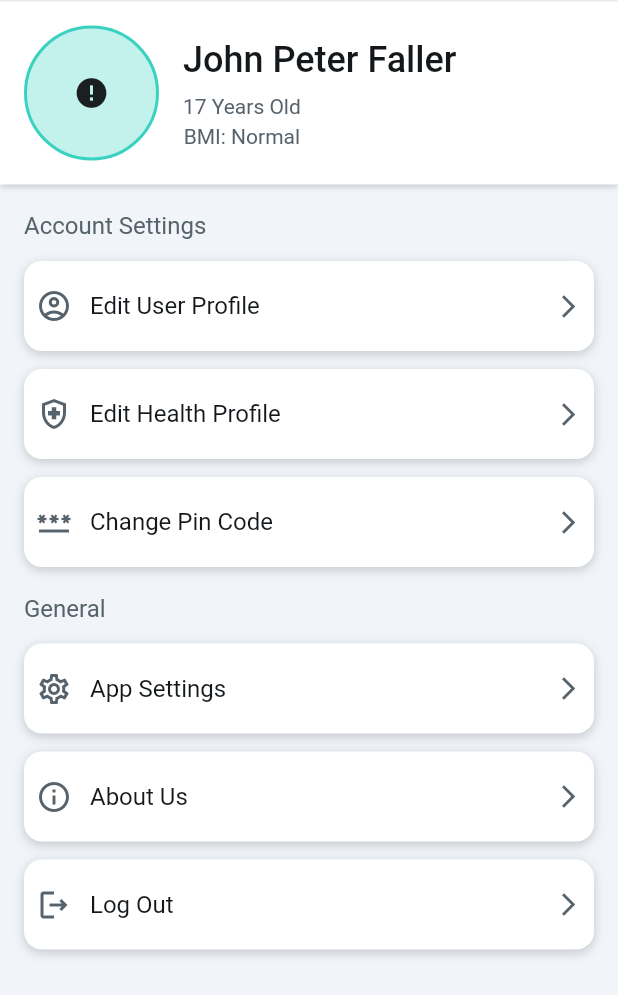
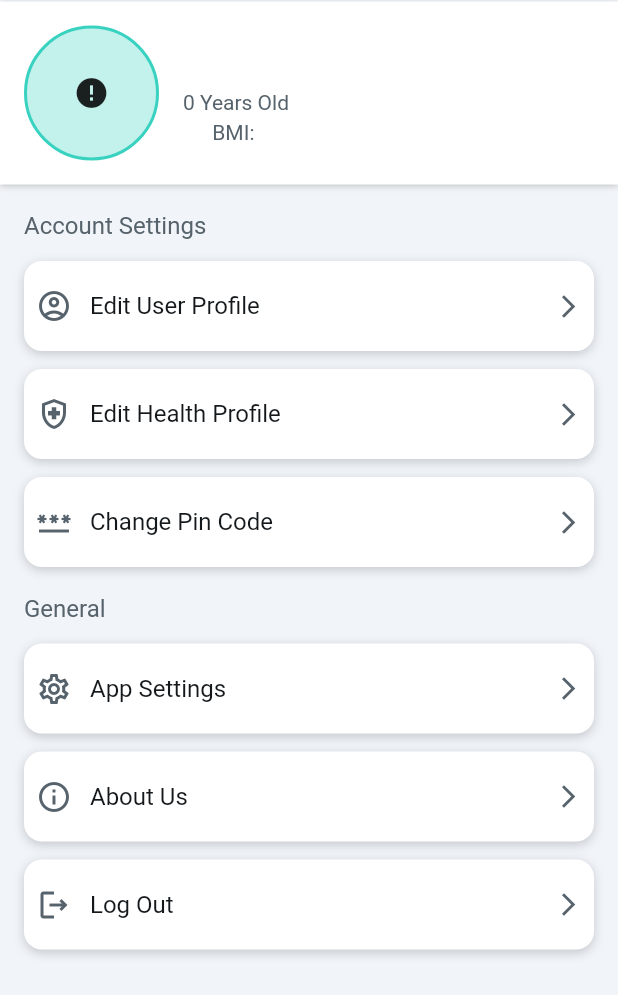
Before and after one commit to Faller29/Health-Lens-Pro-Main, a Flutter app: the ProfilePage screen opened directly, on a phone screen of 412 x 824 dp. Shown: the top 995 px of the screen. Run offline on Flutter 3.47's test engine with Material 3 defaults, Android fonts, the phone set to English and light mode, and no system bars; drawn by our look-alikes of cached_network_image; our stand-ins replace camera, carousel_slider, cloud_firestore, equatable, firebase_auth, firebase_core and 13 more; missing offline and left inert: crea_radio_button, string_extensions; accounts and stored records are empty; network calls fail.

Commit message:
read made

```diff
--- a/healthlens/lib/backend_firebase/signUp.dart
+++ b/healthlens/lib/backend_firebase/signUp.dart
@@ -2,6 +2,7 @@ import 'package:cloud_firestore/cloud_firestore.dart';
 import 'package:firebase_auth/firebase_auth.dart';
 import 'package:healthlens/main.dart';
 import 'dart:math';
+import 'package:shared_preferences/shared_preferences.dart';
 
 class WeakPasswordException implements Exception {}
 
@@ -140,6 +141,9 @@ Future<bool> signUp(
       'gramFats': gFats,
     });
 
+    SharedPreferences prefs = await SharedPreferences.getInstance();
+    await prefs.setString('userName', currentUser?.displayName ?? 'No user');
+
     // Sign up successful
     return true;
   } on FirebaseAuthException catch (e) {
--- a/healthlens/lib/entry_point.dart
+++ b/healthlens/lib/entry_point.dart
@@ -1,10 +1,13 @@
+import 'package:cloud_firestore/cloud_firestore.dart';
 import 'package:flutter/material.dart';
 import 'package:iconly/iconly.dart';
+import 'package:shared_preferences/shared_preferences.dart';
 import 'homePage.dart';
 import 'camerapage.dart';
 import 'profilePage.dart';
 import 'analyticspage.dart';
 import 'package:google_fonts/google_fonts.dart';
+import 'main.dart';
 
 class EntryPoint extends StatefulWidget {
   final PageController? pageController;
--- a/healthlens/lib/main.dart
+++ b/healthlens/lib/main.dart
@@ -1,8 +1,10 @@
 import 'package:firebase_core/firebase_core.dart';
 import 'package:flutter/material.dart';
+import 'package:healthlens/backend_firebase/firestore_provider.dart';
 import 'package:healthlens/calendar_history.dart';
 import 'package:healthlens/entry_point.dart';
 import 'package:healthlens/firebase_options.dart';
+import 'package:provider/provider.dart';
 import 'login_page.dart';
 import 'setup.dart';
 import 'package:cloud_firestore/cloud_firestore.dart';
@@ -12,13 +14,28 @@ import 'backend_firebase/auth.dart'; // Import your combined Auth class
 
 User? currentUser;
 DocumentReference? currentUserDoc;
+final db = FirebaseFirestore.instance;
+String userFullName = '';
+int age = 0;
+String gender = '';
+String email = '';
+int TER = 0;
+String lifestyle = '';
+double height = 0;
+double weight = 0;
+int phoneNumber = 0;
+List<dynamic>? chronicDisease = [];
+int gramCarbs = 0;
+int gramProtein = 0;
+int gramFats = 0;
+String physicalActivity = '';
+String userBMI = '';
 
 void main() async {
   WidgetsFlutterBinding.ensureInitialized();
   await Firebase.initializeApp(
     options: DefaultFirebaseOptions.currentPlatform,
   );
-  final db = FirebaseFirestore.instance;
   db.settings = const Settings(persistenceEnabled: true);
 
   // Enable offline persistence
@@ -36,7 +53,7 @@ void main() async {
     print('Error adding data: $e');
   }**/
 
-  runApp(const MyApp());
+  runApp(MyApp());
 }
 
 class MyApp extends StatelessWidget {
--- a/healthlens/lib/profilepage.dart
+++ b/healthlens/lib/profilepage.dart
@@ -4,11 +4,11 @@ import 'package:healthlens/login_page.dart';
 import 'package:provider/provider.dart';
 import 'package:cached_network_image/cached_network_image.dart';
 import 'package:shared_preferences/shared_preferences.dart';
-
 import 'ProfilePage.dart';
 import 'backend_firebase/auth.dart';
 export 'ProfilePage.dart';
 import 'package:healthlens/login_page.dart';
+import 'main.dart' hide Auth;
 
 class ProfilePage extends StatefulWidget {
   const ProfilePage({super.key});
@@ -16,6 +16,18 @@ class ProfilePage extends StatefulWidget {
   @override
   State<ProfilePage> createState() => _ProfilePageState();
 }
+/*
+Future<> class backend_firebase async{
+  final currentUserInfo = await db.collection("user")
+          .doc('l4eONpueCoSlfLiUDjr0Y6meYBg2')
+          .get();
+      if (currentUserInfo.exists) {
+        final data = currentUserInfo.data() as Map<String, dynamic>;
+        _username = data['name'];
+        notifyListeners(); // Notify listeners about the change
+        print('Username updated: $_username');
+      }
+} */
 
 class _ProfilePageState extends State<ProfilePage> {
   late ProfilePage _model;
@@ -92,10 +104,12 @@ class _ProfilePageState extends State<ProfilePage> {
                             crossAxisAlignment: CrossAxisAlignment.start,
                             children: [
                               Text(
-                                'John Peter Faller',
+                                userFullName,
                                 style: GoogleFonts.readexPro(
                                   color: Color(0xFF14181B),
-                                  fontSize: 24.0,
+                                  fontSize: MediaQuery.of(context)
+                                      .textScaler
+                                      .scale(20),
                                   letterSpacing: 0.0,
                                   fontWeight: FontWeight.w500,
                                 ),
@@ -106,7 +120,8 @@ class _ProfilePageState extends State<ProfilePage> {
                                   child: Column(
                                     children: [
                                       Text(
-                                        '17 Years Old',
+                                        textAlign: TextAlign.start,
+                                        age.toString() + ' Years Old',
                                         style: GoogleFonts.readexPro(
                                           color: Color(0xFF57636C),
                                           fontSize: 14.0,
@@ -115,7 +130,7 @@ class _ProfilePageState extends State<ProfilePage> {
                                         ),
                                       ),
                                       Text(
-                                        'BMI: Normal',
+                                        'BMI: ' + userBMI.toString(),
                                         style: GoogleFonts.readexPro(
                                           color: Color(0xFF57636C),
                                           fontSize: 14.0,
--- a/healthlens/lib/setup.dart
+++ b/healthlens/lib/setup.dart
@@ -1599,6 +1599,9 @@ class _SetupPageState extends State<SetupPage> {
                                                                   1.5,
                                                               child:
                                                                   TextFormField(
+                                                                keyboardType:
+                                                                    TextInputType
+                                                                        .emailAddress,
                                                                 initialValue:
                                                                     email,
                                                                 decoration:
```
Also changed, not shown: healthlens/lib/backend_firebase/auth.dart (+25 -0 lines), healthlens/lib/backend_firebase/firestore_provider.dart (added, +34 -0 lines), healthlens/lib/homepage.dart (+10 -6 lines).
